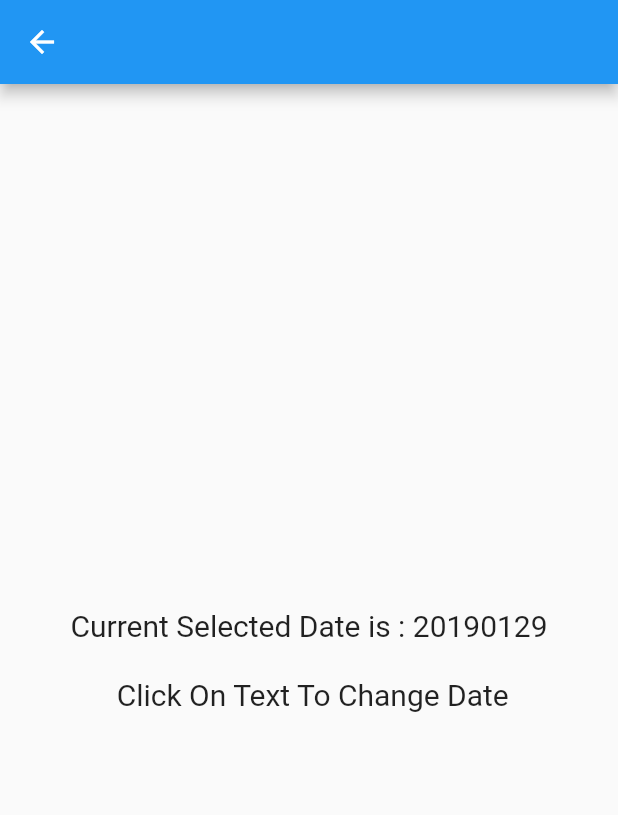
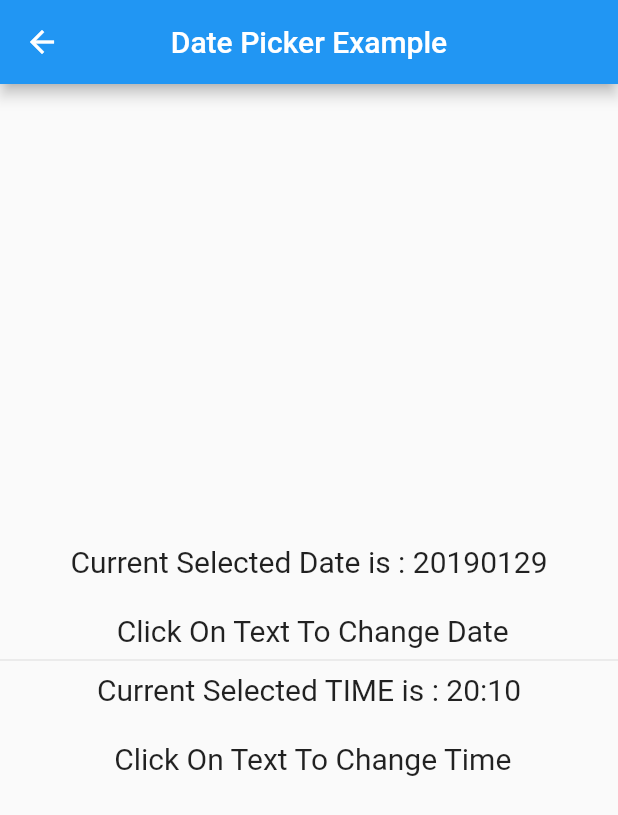
Before and after one commit to Saifallak/listview, a Flutter app: the DatePickerExample screen opened by its route, on a phone screen of 412 x 824 dp. Shown: the top 815 px of the screen. Run offline on Flutter 3.47's test engine with Material 2 defaults, Android fonts, the phone set to English and light mode, and no system bars.

Commit message:
Added Time Picker

```diff
--- a/lib/datePickerExample.dart
+++ b/lib/datePickerExample.dart
@@ -7,6 +7,7 @@ class DatePickerExample extends StatefulWidget {
 
 class DatePickerExampleState extends State<DatePickerExample> {
   String dbDate;
+  String dbTime;
 
   @override
   void initState() {
@@ -14,9 +15,11 @@ class DatePickerExampleState extends State<DatePickerExample> {
 
     //TODO: Let's Assume we Got this Date From DB;
     dbDate = "20190129";
+    dbTime = "20:10";
     // TODO: Check accepts Date format from : https://stackoverflow.com/a/51063116/8623062
   }
 
+  //TODO : Handle on Cancel Picking .. throws Exception
   _selectNewDate(BuildContext context) async {
     var x = await showDatePicker(
         context: context,
@@ -30,12 +33,35 @@ class DatePickerExampleState extends State<DatePickerExample> {
     });
   }
 
+  //TODO : Handle on Cancel Picking .. throws Exception
+  _selectNewTime(BuildContext context) async {
+//    print(dbTime.substring(0, 2));
+//    print(dbTime.substring(1, 4));
+    var x = await showTimePicker(
+        context: context,
+        initialTime: TimeOfDay(
+            hour: int.parse(dbTime.substring(0, 2)),
+            minute: int.parse(dbTime.substring(3, 5))));
+
+    setState(() {
+      dbTime = x.hour.toString() + ":" + x.minute.toString();
+      // TODO: Check other "To" functions to store the date in preferred format
+    });
+  }
+
   @override
   Widget build(BuildContext context) {
     return Scaffold(
-        appBar: AppBar(),
-        body: Center(
-          child: InkWell(
+      appBar: AppBar(
+        title: Text("Date Picker Example"),
+        centerTitle: true,
+        automaticallyImplyLeading: true,
+      ),
+      body: Column(
+        crossAxisAlignment: CrossAxisAlignment.center,
+        mainAxisAlignment: MainAxisAlignment.center,
+        children: <Widget>[
+          InkWell(
             onTap: () => _selectNewDate(context),
             child: Text(
               "Current Selected Date is : $dbDate \n\n"
@@ -44,6 +70,18 @@ class DatePickerExampleState extends State<DatePickerExample> {
               textAlign: TextAlign.center,
             ),
           ),
-        ));
+          Divider(),
+          InkWell(
+            onTap: () => _selectNewTime(context),
+            child: Text(
+              "Current Selected TIME is : $dbTime \n\n"
+                  " Click On Text To Change Time",
+              style: TextStyle(fontSize: 20),
+              textAlign: TextAlign.center,
+            ),
+          ),
+        ],
+      ),
+    );
   }
 }
```
